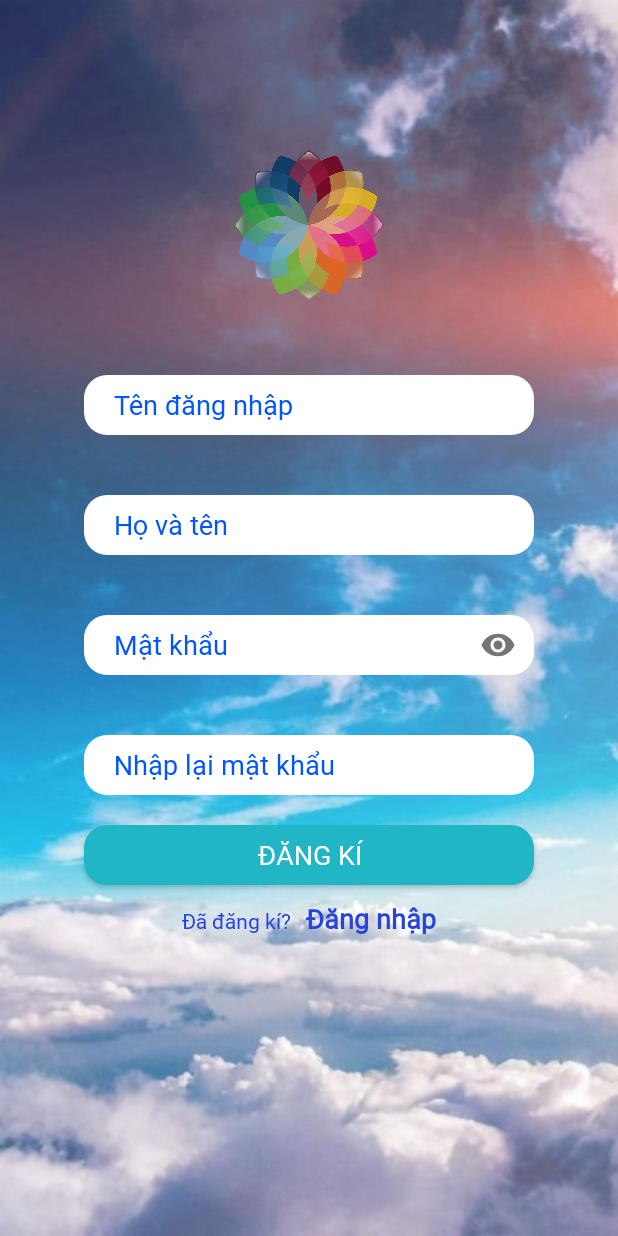
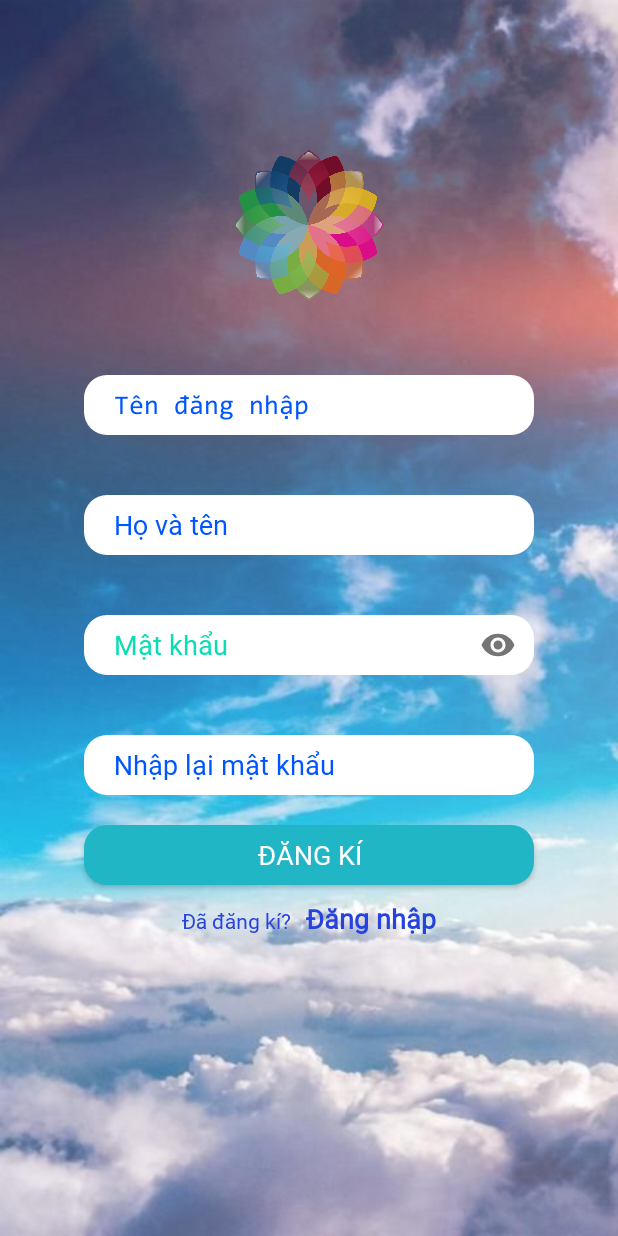
Before and after one commit to haibui2505/ASM_MOB204_PK01120_PK01537, an Android app: the DangKi screen opened directly, with no data from a screen before it, on a phone screen of 412 x 824 dp. Run offline under Robolectric (Android 15) with nearby library versions, the phone set to English and light mode, and no system bars; libraries missing offline, so code that uses them is left out: com.blogspot.atifsoftwares.

Commit message:
no_thing

```diff
--- a/FALL2020/ASMPK011202/app/src/main/res/layout/activity_dang_ki.xml
+++ b/FALL2020/ASMPK011202/app/src/main/res/layout/activity_dang_ki.xml
@@ -28,7 +28,7 @@
             android:layout_width="300dp"
             android:layout_height="40dp"
             android:background="@drawable/edt"
-            android:fontFamily="@font/cour"
+            android:fontFamily="@font/consola"
             android:hint="@string/Tendangnhap"
             android:paddingLeft="20dp"
             android:textColorHint="#0055FF" />
@@ -68,7 +68,7 @@
             android:hint="@string/matkhau"
             android:inputType="textPassword"
             android:paddingLeft="20dp"
-            android:textColorHint="#0055FF" />
+            android:textColorHint="#0ADDB3" />
     </com.google.android.material.textfield.TextInputLayout>
 
     <com.google.android.material.textfield.TextInputLayout
--- a/FALL2020/ASMPK011202/app/src/main/res/values/strings.xml
+++ b/FALL2020/ASMPK011202/app/src/main/res/values/strings.xml
@@ -19,4 +19,5 @@
     <string name="checkbox">  Ghi nhớ</string>
     <!-- TODO: Remove or change this placeholder text -->
     <string name="hello_blank_fragment">Hello blank fragment</string>
+    <string name="abc">abcádhgahsdahsdg</string>
 </resources>
```
